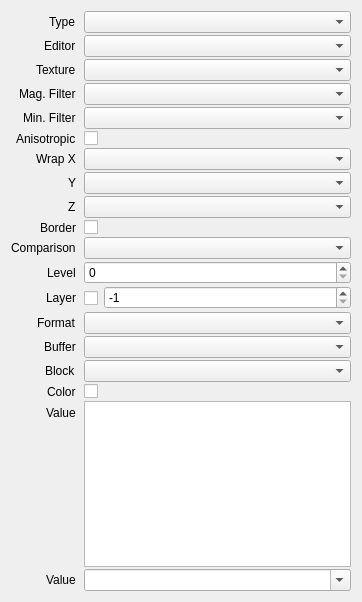
First picture: the form in src/session/BindingProperties.ui, repository houmain/gpupad, before the edit.
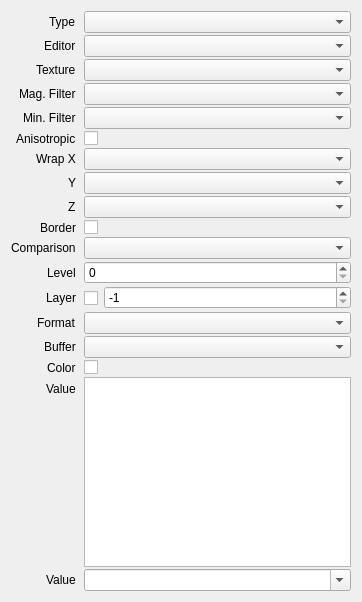
Second picture: the form after the edit. Custom widgets are drawn as their Qt base class.

Commit message: Fixed texture buffer binding #2

Diff of the .ui file:
```diff
--- a/src/session/BindingProperties.ui
+++ b/src/session/BindingProperties.ui
@@ -233,33 +233,23 @@
       <widget class="ReferenceComboBox" name="buffer"/>
      </item>
      <item row="15" column="0">
-      <widget class="QLabel" name="labelBlock">
-       <property name="text">
-        <string>Block</string>
-       </property>
-      </widget>
-     </item>
-     <item row="15" column="1">
-      <widget class="ReferenceComboBox" name="block"/>
-     </item>
-     <item row="16" column="0">
       <widget class="QLabel" name="labelColor">
        <property name="text">
         <string>Color</string>
        </property>
       </widget>
      </item>
-     <item row="16" column="1">
+     <item row="15" column="1">
       <widget class="ColorPicker" name="color"/>
      </item>
-     <item row="17" column="0">
+     <item row="16" column="0">
       <widget class="QLabel" name="labelExpressions">
        <property name="text">
         <string>Value</string>
        </property>
       </widget>
      </item>
-     <item row="17" column="1">
+     <item row="16" column="1">
       <widget class="ExpressionMatrix" name="expressions">
        <property name="verticalScrollBarPolicy">
         <enum>Qt::ScrollBarAlwaysOff</enum>
```
Left out of the diff: 4 changed lines with no effect on the pictures. The commit also changes 6 other files.
